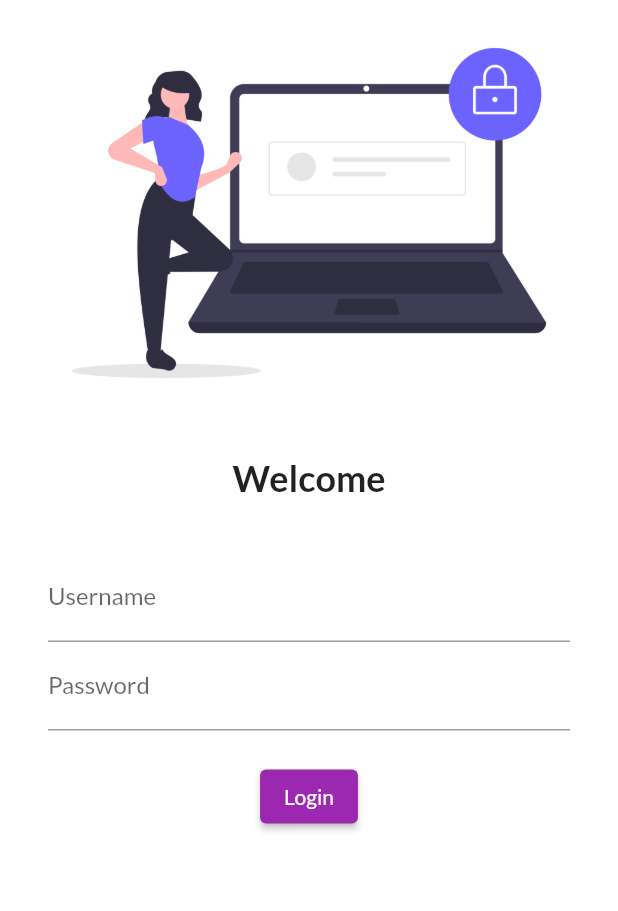
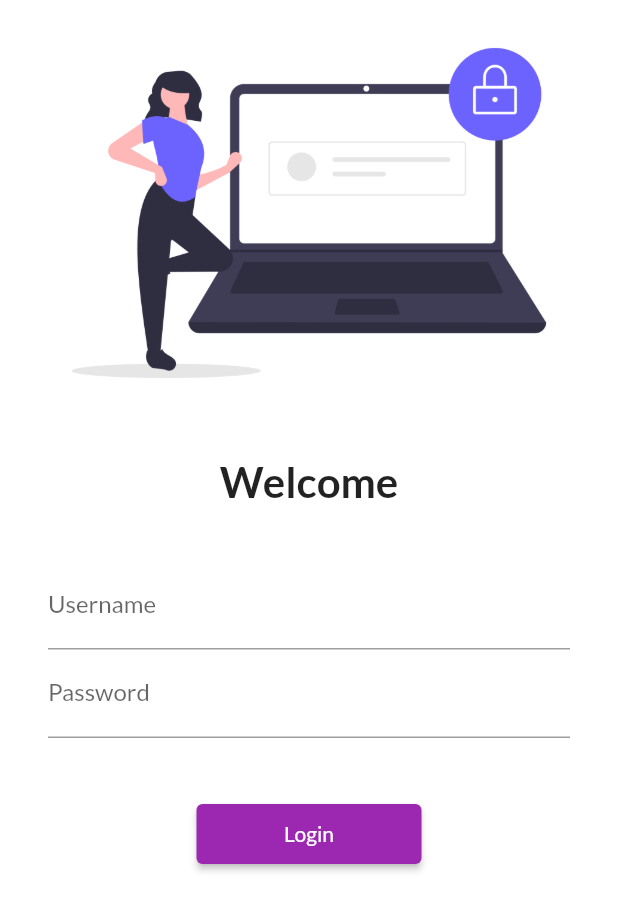
Before and after one commit to ayushsingh2357/flutterlearningyoutube, a Flutter app: the screen it shows after launch, on a phone screen of 412 x 824 dp. Shown: the top 911 px of the screen. Run offline on Flutter 3.47's test engine with Material 2 defaults, Android fonts, the phone set to English and light mode, and no system bars; our stand-ins replace google_fonts.

Commit message:
day 5 completed

```diff
--- a/lib/main.dart
+++ b/lib/main.dart
@@ -1,6 +1,7 @@
 import 'package:flutter/material.dart';
 import 'package:flutter_application_1/pages/home_page.dart';
 import 'package:flutter_application_1/pages/login_page.dart';
+import 'package:flutter_application_1/util/routes.dart';
 import 'package:google_fonts/google_fonts.dart';
 
 void main() {
@@ -13,13 +14,13 @@ class MyApp extends StatelessWidget {
     return MaterialApp(
       themeMode: ThemeMode.light,
       theme: ThemeData(
-          primarySwatch: Colors.purple,
-          fontFamily: GoogleFonts.lato().fontFamily,
+        primarySwatch: Colors.purple,
+        fontFamily: GoogleFonts.lato().fontFamily,
       ),
       routes: {
         "/": (context) => Loginpage(),
-        "/home": (context) => Homepage(),
-        "/login": (context) => Loginpage(),
+        Myroutes.homeroute: (context) => Homepage(),
+        Myroutes.loginroute: (context) => Loginpage(),
       },
     );
   }
--- a/lib/pages/login_page.dart
+++ b/lib/pages/login_page.dart
@@ -1,10 +1,12 @@
 import 'package:flutter/material.dart';
+import 'package:flutter_application_1/util/routes.dart';
 
 class Loginpage extends StatelessWidget {
   @override
   Widget build(BuildContext context) {
     return Material(
         color: Colors.white,
+        child: SingleChildScrollView(
           child: Column(
             children: [
               Image.asset(
@@ -17,7 +19,7 @@ class Loginpage extends StatelessWidget {
               Text(
                 "Welcome",
                 style: TextStyle(
-                fontSize: 24,
+                  fontSize: 28,
                   fontWeight: FontWeight.bold,
                 ),
               ),
@@ -25,7 +27,8 @@ class Loginpage extends StatelessWidget {
                 height: 20,
               ),
               Padding(
-              padding: const EdgeInsets.symmetric(vertical: 16, horizontal: 32),
+                padding:
+                    const EdgeInsets.symmetric(vertical: 16, horizontal: 32),
                 child: Column(
                   children: [
                     TextFormField(
@@ -42,18 +45,22 @@ class Loginpage extends StatelessWidget {
                       ),
                     ),
                     SizedBox(
-                    height: 20,
+                      height: 40,
                     ),
                     ElevatedButton(
                       child: Text("Login"),
+                      style: TextButton.styleFrom(
+                        minimumSize: Size(150, 40),
+                      ),
                       onPressed: () {
-                      print("Hi ayush");
+                        Navigator.pushNamed(context, Myroutes.homeroute);
                       },
-                  )
+                    ),
                   ],
                 ),
               ),
             ],
+          ),
         ));
   }
 }
--- /dev/null
+++ b/lib/util/routes.dart
@@ -0,0 +1,4 @@
+class Myroutes {
+  static String loginroute = "/login";
+  static String homeroute = "/home";
+}
```
Lines whose indentation alone changed are shown as unchanged.
